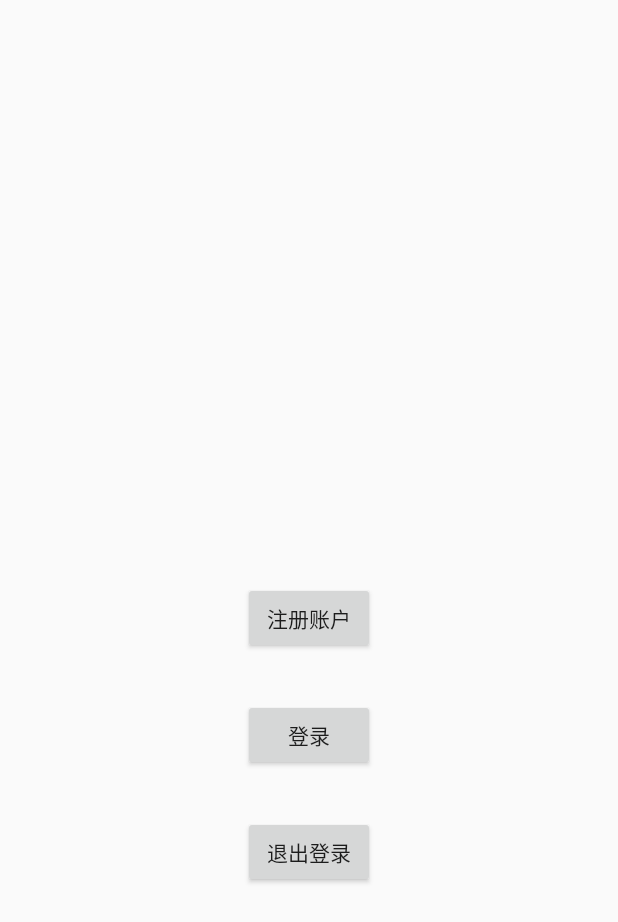
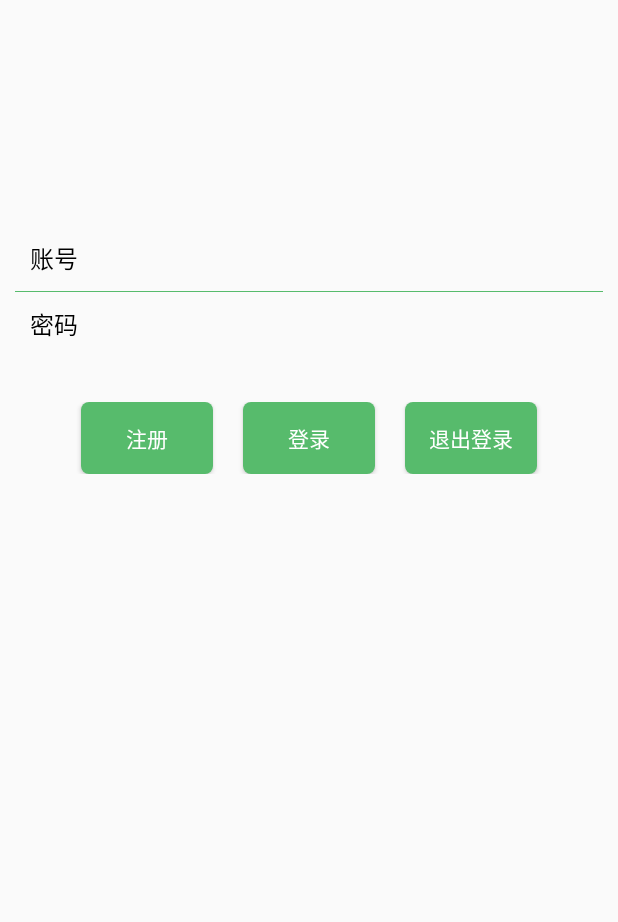
Before and after one commit to running-libo/HuanxinProject, an Android app: the screen it shows after launch (LoginActivity), on a phone screen of 412 x 824 dp. Shown: the top 922 px of the screen. Run offline under Robolectric (Android 15) with nearby library versions, the phone set to English and light mode, and no system bars; libraries missing offline, so code that uses them is left out: com.hyphenate, com.hyphenate.chat; 7 statements that could not run were skipped.

Commit message:
加入界面登录注册功能

```diff
--- a/app/src/main/java/com/example/huanxinchat/LoginActivity.kt
+++ b/app/src/main/java/com/example/huanxinchat/LoginActivity.kt
@@ -2,14 +2,15 @@ package com.example.huanxinchat
 
 import android.Manifest
 import android.os.Bundle
+import android.text.TextUtils
 import android.util.Log
+import android.widget.Toast
 import com.hyphenate.EMCallBack
 import com.hyphenate.chat.EMClient
 import kotlinx.android.synthetic.main.activity_login.*
+import java.lang.Exception
 
 class LoginActivity : BasePermissionActivity() {
-    val userName = "libo"
-    val psd = "123456"
 
     override fun onCreate(savedInstanceState: Bundle?) {
         super.onCreate(savedInstanceState)
@@ -18,7 +19,7 @@ class LoginActivity : BasePermissionActivity() {
         requestPermissions()
 
         btnRegister.setOnClickListener {
-            imRegisterAndLogin()
+            gotoRegister()
         }
 
         btnLogin.setOnClickListener {
@@ -55,14 +56,30 @@ class LoginActivity : BasePermissionActivity() {
         })
     }
 
-    fun imRegisterAndLogin() {
+    fun gotoRegister() {
+        var userId = etUserId.text.toString()
+        var userPsd = etUserPsd.text.toString()
+        if (TextUtils.isEmpty(userId) || TextUtils.isEmpty(userPsd)) {
+            Toast.makeText(this, "请输入完整的账号信息", Toast.LENGTH_SHORT).show()
+            return
+        }
+
+        imRegisterAndLogin(userId, userPsd)
+    }
+
+    private fun imRegisterAndLogin(userId: String, psd: String) {
 
         //注意：这里的注册有个坑，必须要在子线程中才可以，否则会抛出异常
         Thread {
             kotlin.run {
                 //注册账号,注册失败会抛出HyphenateException: Registration failed.
                 //比如重复注册，比如在子线程中注册
-                EMClient.getInstance().createAccount(userName, psd)  //同步方法
+                try {
+                    EMClient.getInstance().createAccount(userId, psd)  //同步方法
+                } catch (e: Exception) {
+                    Log.i("minfo", "账号已存在")
+                }
+
                 runOnUiThread {
                     //账号登录
                     login()
@@ -97,7 +114,14 @@ class LoginActivity : BasePermissionActivity() {
     }
 
     fun login() {
-        EMClient.getInstance().login(userName, psd, object: EMCallBack {
+        var userId = etUserId.text.toString()
+        var userPsd = etUserPsd.text.toString()
+        if (TextUtils.isEmpty(userId) || TextUtils.isEmpty(userPsd)) {
+            Toast.makeText(this, "请输入完整的账号信息", Toast.LENGTH_SHORT).show()
+            return
+        }
+
+        EMClient.getInstance().login(userId, userPsd, object: EMCallBack {
             override fun onSuccess() {
                 Log.i("minfo", "登录聊天服务器成功")
             }
--- /dev/null
+++ b/app/src/main/res/drawable/shape_roundsmall_green.xml
@@ -0,0 +1,6 @@
+<?xml version="1.0" encoding="utf-8"?>
+<shape xmlns:android="http://schemas.android.com/apk/res/android">
+    <solid android:color="@color/green"/>
+
+    <corners android:radius="5dp"/>
+</shape>
--- a/app/src/main/res/layout/activity_login.xml
+++ b/app/src/main/res/layout/activity_login.xml
@@ -7,34 +7,95 @@
     android:layout_height="match_parent"
     tools:context=".LoginActivity">
 
-    <Button
-        android:id="@+id/btnRegister"
+    <TextView
+        android:id="@+id/tvUserId"
         android:layout_width="wrap_content"
         android:layout_height="wrap_content"
-        app:layout_constraintBottom_toBottomOf="parent"
+        android:text="账号"
+        android:textSize="16sp"
+        android:textColor="#000"
         app:layout_constraintLeft_toLeftOf="parent"
+        app:layout_constraintTop_toTopOf="parent"
+        android:layout_marginLeft="20dp"
+        android:layout_marginTop="160dp"/>
+
+    <EditText
+        android:id="@+id/etUserId"
+        android:layout_width="0dp"
+        android:layout_height="42dp"
+        app:layout_constraintLeft_toRightOf="@id/tvUserId"
         app:layout_constraintRight_toRightOf="parent"
-        app:layout_constraintTop_toTopOf="parent"
-        android:text="注册账户"/>
+        app:layout_constraintTop_toTopOf="@id/tvUserId"
+        app:layout_constraintBottom_toBottomOf="@id/tvUserId"
+        android:layout_marginLeft="10dp"
+        android:background="@null"/>
 
-    <Button
-        android:id="@+id/btnLogin"
+    <View
+        android:layout_width="match_parent"
+        android:layout_height="0.5dp"
+        android:background="@color/green"
+        android:layout_marginTop="10dp"
+        android:layout_marginLeft="10dp"
+        android:layout_marginRight="10dp"
+        app:layout_constraintTop_toBottomOf="@id/tvUserId"/>
+
+    <TextView
+        android:id="@+id/tvUserPsd"
         android:layout_width="wrap_content"
         android:layout_height="wrap_content"
+        android:text="密码"
+        android:textSize="16sp"
+        android:textColor="#000"
         app:layout_constraintLeft_toLeftOf="parent"
+        app:layout_constraintTop_toBottomOf="@id/tvUserId"
+        android:layout_marginTop="20dp"
+        android:layout_marginLeft="20dp"/>
+
+    <EditText
+        android:id="@+id/etUserPsd"
+        android:layout_width="0dp"
+        android:layout_height="42dp"
+        app:layout_constraintLeft_toRightOf="@id/tvUserPsd"
         app:layout_constraintRight_toRightOf="parent"
-        app:layout_constraintTop_toBottomOf="@id/btnRegister"
-        android:layout_marginTop="30dp"
-        android:text="登录"/>
+        app:layout_constraintTop_toTopOf="@id/tvUserPsd"
+        app:layout_constraintBottom_toBottomOf="@id/tvUserPsd"
+        android:inputType="textPassword"
+        android:layout_marginLeft="10dp"
+        android:background="@null"/>
 
-    <Button
-        android:id="@+id/btnLogout"
-        android:layout_width="wrap_content"
+    <LinearLayout
+        android:layout_width="match_parent"
         android:layout_height="wrap_content"
-        android:text="退出登录"
-        app:layout_constraintLeft_toLeftOf="parent"
-        app:layout_constraintRight_toRightOf="parent"
-        app:layout_constraintTop_toBottomOf="@id/btnLogin"
-        android:layout_marginTop="30dp"/>
+        android:orientation="horizontal"
+        app:layout_constraintTop_toBottomOf="@id/tvUserPsd"
+        android:gravity="center"
+        android:layout_marginTop="40dp">
+
+        <Button
+            android:id="@+id/btnRegister"
+            android:layout_width="wrap_content"
+            android:layout_height="wrap_content"
+            android:background="@drawable/shape_roundsmall_green"
+            android:textColor="@color/white"
+            android:text="注册"/>
+
+        <Button
+            android:id="@+id/btnLogin"
+            android:layout_width="wrap_content"
+            android:layout_height="wrap_content"
+            android:background="@drawable/shape_roundsmall_green"
+            android:textColor="@color/white"
+            android:layout_marginLeft="20dp"
+            android:text="登录"/>
+
+        <Button
+            android:id="@+id/btnLogout"
+            android:layout_width="wrap_content"
+            android:layout_height="wrap_content"
+            android:text="退出登录"
+            android:layout_marginLeft="20dp"
+            android:background="@drawable/shape_roundsmall_green"
+            android:textColor="@color/white"/>
+    </LinearLayout>
 
 </androidx.constraintlayout.widget.ConstraintLayout>
--- a/app/src/main/res/values/colors.xml
+++ b/app/src/main/res/values/colors.xml
@@ -3,4 +3,8 @@
     <color name="colorPrimary">#6200EE</color>
     <color name="colorPrimaryDark">#3700B3</color>
     <color name="colorAccent">#03DAC5</color>
+
+    <color name="black">#000</color>
+    <color name="white">#fff</color>
+    <color name="green">#57bb6c</color>
 </resources>
```
